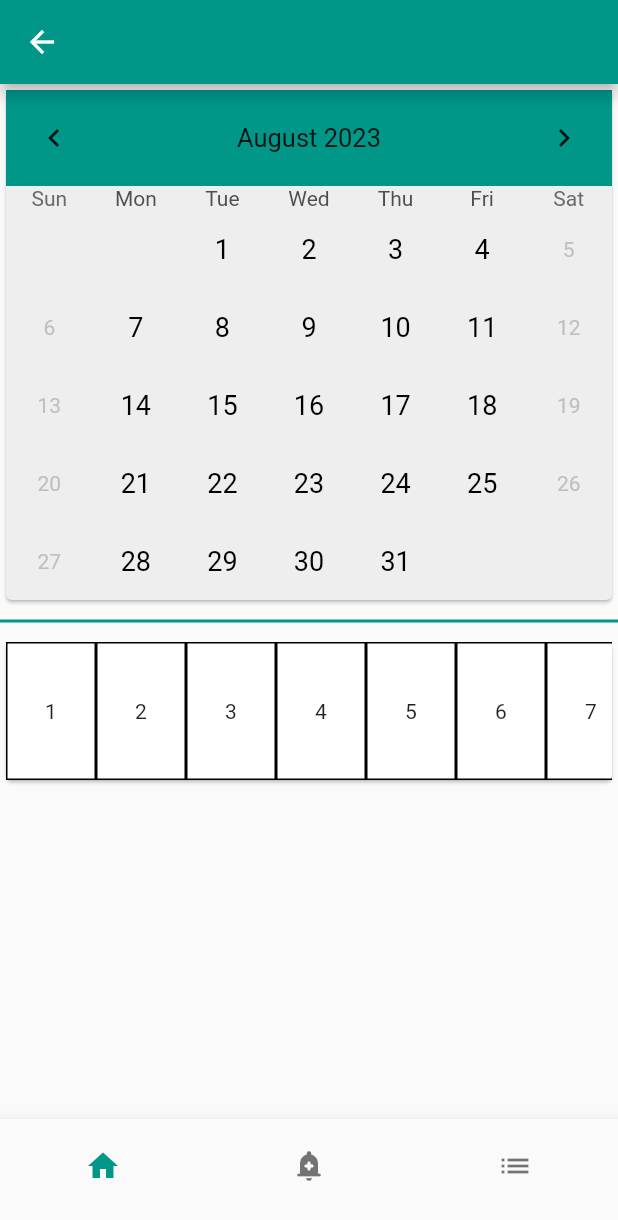
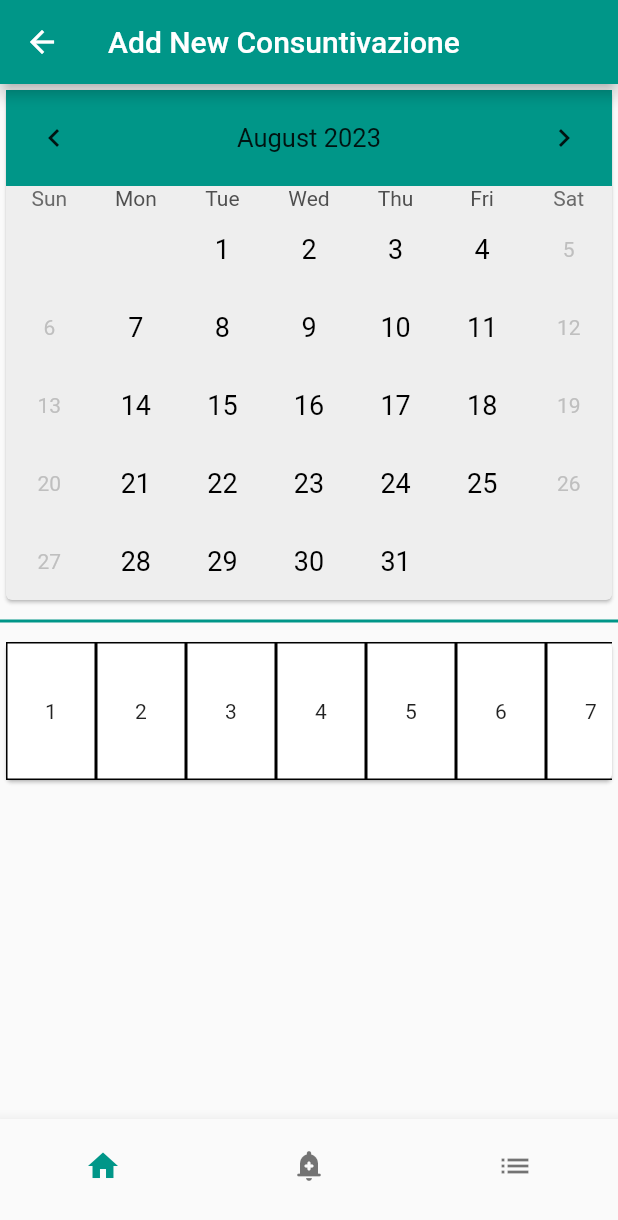
Before and after one commit to MamadouAlphaBarry/cws-meta-mobile, a Flutter app: the AddConsuntivazione screen opened by its route, on a phone screen of 412 x 824 dp. Shown: the top 1220 px of the screen. Run offline on Flutter 3.47's test engine with Material 2 defaults, Android fonts, the phone set to English and light mode, and no system bars; drawn by our look-alikes of table_calendar; network calls fail.

Commit message:
aggiunto scrreenShoot

```diff
--- a/lib/modules/acquisti/pages/add.acquisti.page.dart
+++ b/lib/modules/acquisti/pages/add.acquisti.page.dart
@@ -6,10 +6,12 @@ class AddAcquisti extends StatelessWidget {
   @override
   Widget build(BuildContext context) {
     return Scaffold(
-      appBar: AppBar(),
+      appBar: AppBar(
+        title: const Text("Add New Acquisti"),
+      ),
       body: const Center(
         child: Card(
-          child: Text("AddAcquisti"),
+          child: Text("Add Acquisti"),
         ),
       ),
       bottomNavigationBar: BottomNavigationBar(
@@ -17,7 +19,7 @@ class AddAcquisti extends StatelessWidget {
         items: <BottomNavigationBarItem>[
           BottomNavigationBarItem(
               icon: IconButton(
-                icon: Icon(Icons.home),
+                icon: const Icon(Icons.home),
                 onPressed: () {
                   Navigator.pop(context);
                   Navigator.pushNamed(context, "/");
--- a/lib/modules/consuntivazione/pages/add.consuntivazione.page.dart
+++ b/lib/modules/consuntivazione/pages/add.consuntivazione.page.dart
@@ -172,7 +172,9 @@ class _AddConsuntivazioneState extends State<AddConsuntivazione> {
   @override
   Widget build(BuildContext context) {
     return Scaffold(
-      appBar: AppBar(),
+      appBar: AppBar(
+        title: const Text("Add New Consuntivazione"),
+      ),
       body: Column(
         children: [
           Center(
--- a/lib/modules/consuntivazione/pages/list.consuntivazione.page.dart
+++ b/lib/modules/consuntivazione/pages/list.consuntivazione.page.dart
@@ -7,7 +7,9 @@ class ListConsuntivazione extends StatelessWidget {
   @override
   Widget build(BuildContext context) {
     return Scaffold(
-      appBar: AppBar(),
+      appBar: AppBar(
+        title: const Text("List Consuntivazione"),
+      ),
       body: const Center(
         child: Card(
           child: CWSTable(),
--- a/lib/modules/notespese/pages/list.notespese.page.dart
+++ b/lib/modules/notespese/pages/list.notespese.page.dart
@@ -6,8 +6,10 @@ class ListeNoteSpese extends StatelessWidget {
   @override
   Widget build(BuildContext context) {
     return Scaffold(
-      appBar: AppBar(),
-      body: Center(
+      appBar: AppBar(
+        title: const Text("List Note spese"),
+      ),
+      body: const Center(
         child: Card(
           child: Text("List NoteSpese"),
         ),
--- a/lib/modules/prenotazione/pages/add.prenotazione.page.dart
+++ b/lib/modules/prenotazione/pages/add.prenotazione.page.dart
@@ -6,7 +6,9 @@ class AddPrenotazione extends StatelessWidget {
   @override
   Widget build(BuildContext context) {
     return Scaffold(
-      appBar: AppBar(),
+      appBar: AppBar(
+        title: const Text("Add New Prenotazione"),
+      ),
       body: Center(
         child: Card(
           child: Text("AddPrenotazione"),
--- a/lib/modules/prenotazione/pages/list.prenotazione.page.dart
+++ b/lib/modules/prenotazione/pages/list.prenotazione.page.dart
@@ -6,7 +6,9 @@ class ListPrenotazione extends StatelessWidget {
   @override
   Widget build(BuildContext context) {
     return Scaffold(
-      appBar: AppBar(),
+      appBar: AppBar(
+        title: const Text("Lista Prenotazione"),
+      ),
       body: Center(
         child: Card(
           child: Text("List Prenotazione"),
--- a/lib/modules/richiesteassenze/pages/add.richiesteassenze.page.dart
+++ b/lib/modules/richiesteassenze/pages/add.richiesteassenze.page.dart
@@ -6,7 +6,9 @@ class AddRichiesteAssenze extends StatelessWidget {
   @override
   Widget build(BuildContext context) {
     return Scaffold(
-      appBar: AppBar(),
+      appBar: AppBar(
+        title: const Text("Add New Richieste di Assenze"),
+      ),
       body: Center(
         child: Card(
           child: Text("AddRichieste"),
--- a/lib/modules/richiesteassenze/pages/list.richiesteassenze.page.dart
+++ b/lib/modules/richiesteassenze/pages/list.richiesteassenze.page.dart
@@ -6,7 +6,9 @@ class ListRichiesteAssenze extends StatelessWidget {
   @override
   Widget build(BuildContext context) {
     return Scaffold(
-      appBar: AppBar(),
+      appBar: AppBar(
+        title: const Text("List Richieste Assenze"),
+      ),
       body: Center(
         child: Card(
           child: Text("List Richieste"),
```
Also changed, not shown: lib/modules/notespese/pages/add.notespese.page.dart (+5 -3 lines), capture/calendar.png (added), capture/consuntivazione-form.png (added), capture/exampeListpage.png (added), capture/exampleAddViewPage.png (added), capture/sidebar.png (added), 1 other file.
